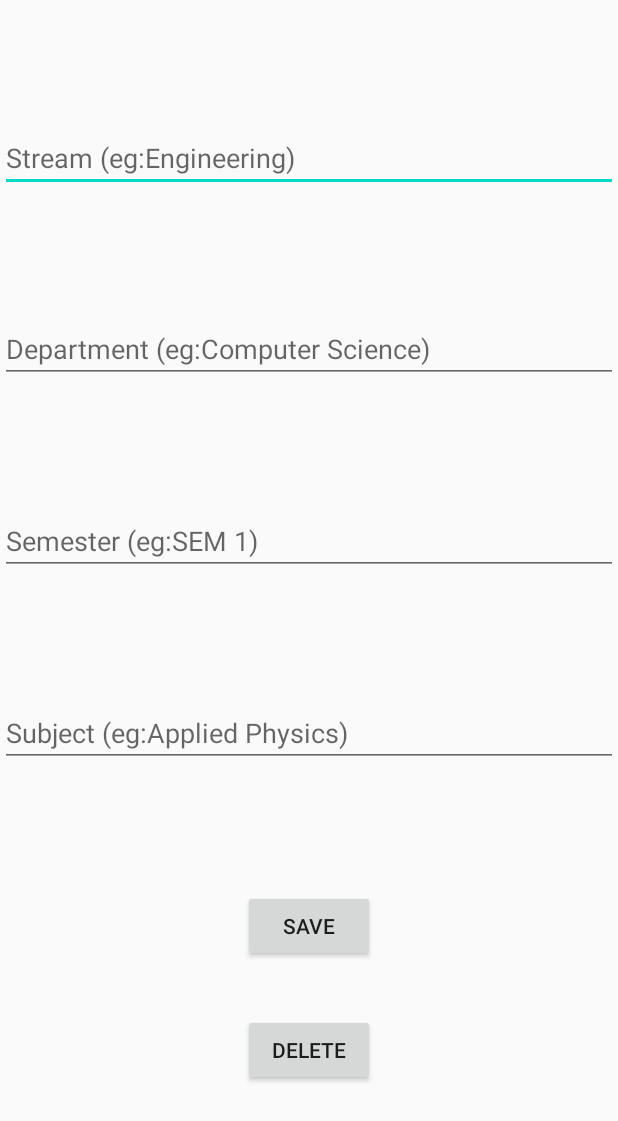
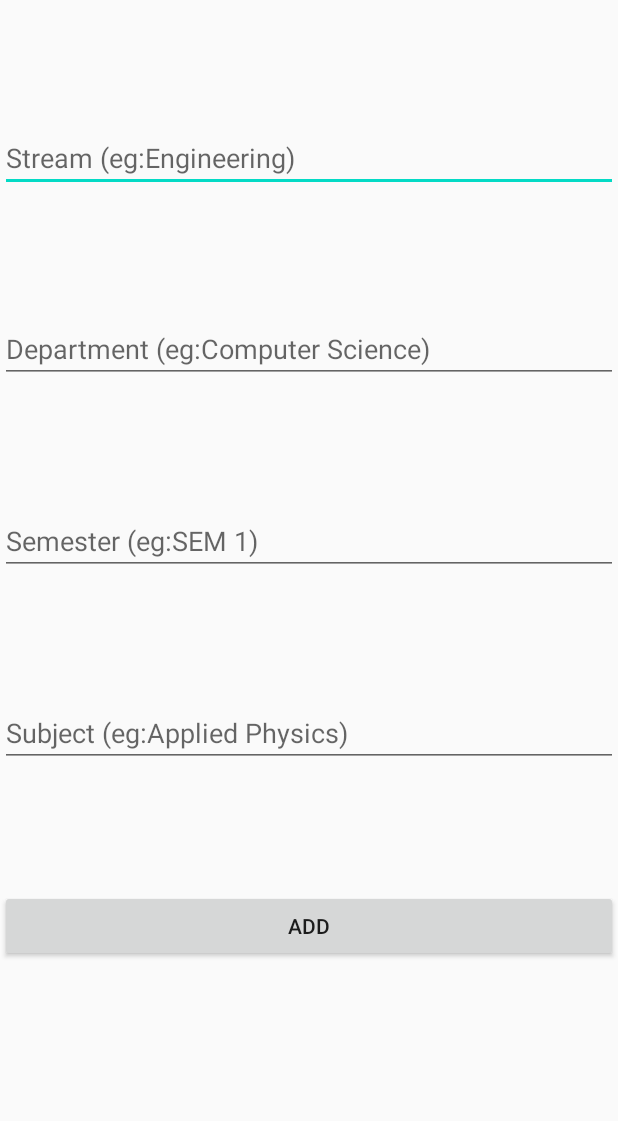
Before and after one commit to harshsshah999/studypdf, an Android app: the AddIntoList screen opened directly, with no data from a screen before it, on a phone screen of 412 x 824 dp. Shown: the top 1121 px of the screen. Run offline under Robolectric (Android 15) with nearby library versions, the phone set to English and light mode, and no system bars; our stand-ins replace Firebase (no records; nobody signed in at launch, a user with empty details on screens opened directly).

Commit message:
List Categories minor bug fixes

```diff
--- a/app/src/main/res/layout/activity_add_into_list.xml
+++ b/app/src/main/res/layout/activity_add_into_list.xml
@@ -60,27 +60,14 @@
 
     <Button
         android:id="@+id/Done"
-        android:layout_width="wrap_content"
+        android:layout_width="0dp"
         android:layout_height="wrap_content"
         android:layout_marginBottom="100dp"
-        android:text="Save"
+        android:text="Add"
         app:layout_constraintBottom_toBottomOf="parent"
         app:layout_constraintEnd_toEndOf="parent"
         app:layout_constraintHorizontal_bias="0.5"
         app:layout_constraintStart_toStartOf="parent"
         app:layout_constraintTop_toBottomOf="@+id/SubeditText" />
 
-    <Button
-        android:id="@+id/Delete"
-        android:layout_width="wrap_content"
-        android:layout_height="wrap_content"
-        android:layout_marginBottom="100dp"
-        android:text="Delete"
-        app:layout_constraintBottom_toBottomOf="parent"
-        app:layout_constraintEnd_toEndOf="parent"
-        app:layout_constraintHorizontal_bias="0.5"
-        app:layout_constraintStart_toStartOf="parent"
-        app:layout_constraintTop_toBottomOf="@+id/Done"
-        app:layout_constraintVertical_bias="1.0" />
-
 </androidx.constraintlayout.widget.ConstraintLayout>
```
Also changed, not shown: app/src/main/java/com/app/hardik/studypdf/AddIntoList.kt (+13 -8 lines), app/src/main/java/com/app/hardik/studypdf/ListFragment.kt (+9 -0 lines), app/src/main/java/com/app/hardik/studypdf/MyAdapter.java (+12 -0 lines).
